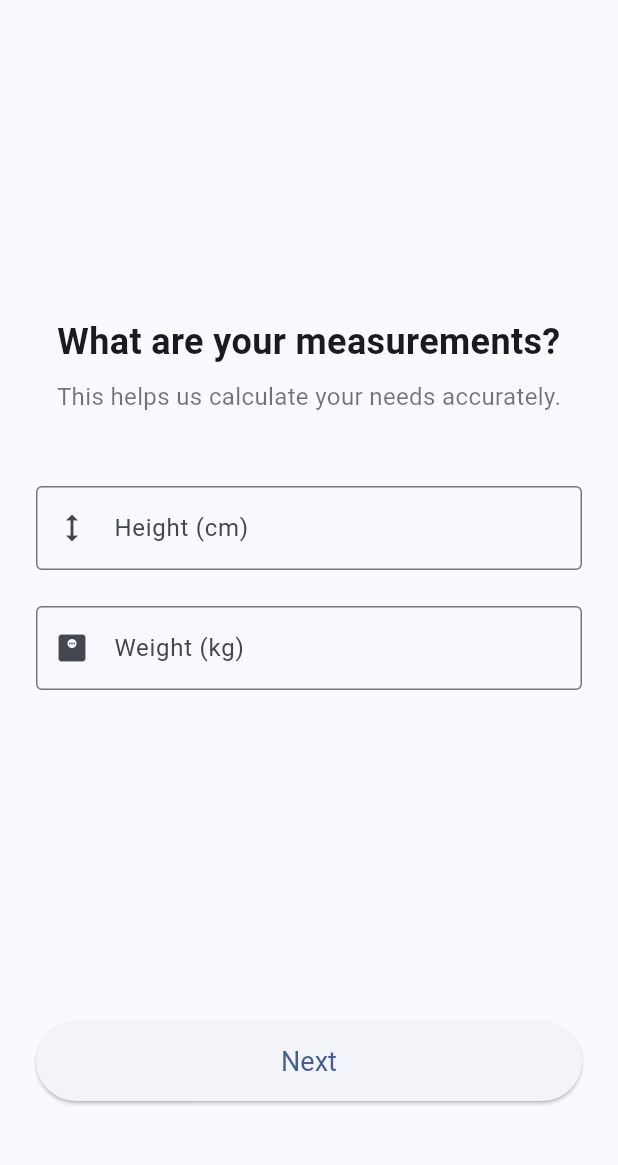
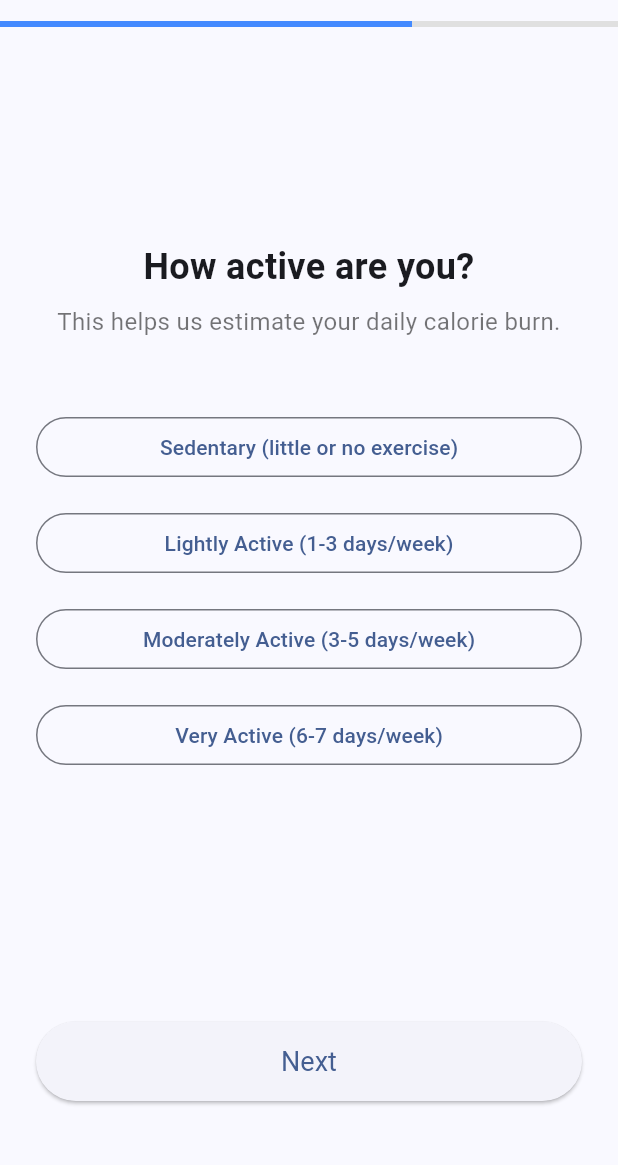
Before and after one commit to devrugu/health_ai_app, a Flutter app: the OnboardingDetailsScreen screen opened directly, after a tap on "Next", on a phone screen of 412 x 824 dp, the part 63-1228 px from its top. Run offline on Flutter 3.47's test engine with Material 3 defaults, Android fonts, the phone set to English and light mode, and no system bars.

Commit message:
feat(onboarding): Add activity and goal steps, implement page navigation

```diff
--- a/lib/src/features/onboarding/presentation/screens/onboarding_details_screen.dart
+++ b/lib/src/features/onboarding/presentation/screens/onboarding_details_screen.dart
@@ -1,7 +1,9 @@
 // lib/src/features/onboarding/presentation/screens/onboarding_details_screen.dart
 
 import 'package:flutter/material.dart';
-import 'package:health_ai_app/src/features/onboarding/presentation/widgets/metric_input_step.dart'; // Make sure this path is correct
+import 'package:health_ai_app/src/features/onboarding/presentation/widgets/metric_input_step.dart';
+import 'package:health_ai_app/src/features/onboarding/presentation/widgets/activity_level_step.dart';
+import 'package:health_ai_app/src/features/onboarding/presentation/widgets/goal_selection_step.dart';
 
 class OnboardingDetailsScreen extends StatefulWidget {
   const OnboardingDetailsScreen({super.key});
@@ -11,51 +13,82 @@ class OnboardingDetailsScreen extends StatefulWidget {
 }
 
 class _OnboardingDetailsScreenState extends State<OnboardingDetailsScreen> {
-  // A controller to manage the pages in the PageView
   final PageController _pageController = PageController();
 
-  // A list of all our question widgets (steps)
-  // For now, it only has one step. We will add more later.
+  // NEW: A variable to keep track of the current page index
+  int _currentPageIndex = 0;
+
+  // NEW: Update the list to include all our new steps
   final List<Widget> _onboardingSteps = [
     const MetricInputStep(),
-    // We can add more steps here like:
-    // const GoalSelectionStep(),
-    // const ActivityLevelStep(),
+    const ActivityLevelStep(),
+    const GoalSelectionStep(),
   ];
 
   @override
+  void initState() {
+    super.initState();
+    // NEW: Add a listener to the page controller to update our index variable
+    _pageController.addListener(() {
+      setState(() {
+        _currentPageIndex = _pageController.page?.round() ?? 0;
+      });
+    });
+  }
+
+  @override
   void dispose() {
-    _pageController.dispose(); // Clean up the controller when the widget is removed
+    _pageController.dispose();
     super.dispose();
   }
 
   @override
   Widget build(BuildContext context) {
+    // NEW: Determine if the current page is the last one
+    final isLastPage = _currentPageIndex == _onboardingSteps.length - 1;
+
     return Scaffold(
       appBar: AppBar(
-        // The title in the top bar
         title: const Text('Your Details'),
-        // A back button is automatically added by Flutter
+        // NEW: Add a progress indicator in the app bar
+        bottom: PreferredSize(
+          preferredSize: const Size.fromHeight(4.0),
+          child: LinearProgressIndicator(
+            value: (_currentPageIndex + 1) / _onboardingSteps.length,
+            backgroundColor: Colors.grey[300],
+            valueColor: const AlwaysStoppedAnimation<Color>(Colors.blueAccent),
+          ),
+        ),
       ),
       body: PageView(
         controller: _pageController,
-        // This disables swiping. We want users to use the buttons.
+        // The user can no longer swipe to change pages
         physics: const NeverScrollableScrollPhysics(),
         children: _onboardingSteps,
       ),
-      // Bottom navigation bar for the next/finish buttons
       bottomNavigationBar: Padding(
         padding: const EdgeInsets.all(24.0).copyWith(bottom: 48),
         child: ElevatedButton(
           onPressed: () {
-            // Logic to move to the next page or finish
-            print('Next / Finish button pressed');
+            // NEW: Logic to navigate or finish
+            if (isLastPage) {
+              // This is the finish button
+              print('Onboarding complete!');
+              // Later, we will navigate to the main app dashboard here.
+            } else {
+              // This is the next button
+              _pageController.nextPage(
+                duration: const Duration(milliseconds: 300),
+                curve: Curves.easeInOut,
+              );
+            }
           },
           style: ElevatedButton.styleFrom(
             padding: const EdgeInsets.symmetric(vertical: 16),
             textStyle: const TextStyle(fontSize: 18),
           ),
-          child: const Text('Next'), // This text will change on the last page
+          // NEW: Change the button text based on the current page
+          child: Text(isLastPage ? 'Finish' : 'Next'),
         ),
       ),
     );
--- /dev/null
+++ b/lib/src/features/onboarding/presentation/widgets/activity_level_step.dart
@@ -0,0 +1,54 @@
+// lib/src/features/onboarding/presentation/widgets/activity_level_step.dart
+
+import 'package:flutter/material.dart';
+
+class ActivityLevelStep extends StatelessWidget {
+  const ActivityLevelStep({super.key});
+
+  @override
+  Widget build(BuildContext context) {
+    return Padding(
+      padding: const EdgeInsets.symmetric(horizontal: 24.0),
+      child: Column(
+        mainAxisAlignment: MainAxisAlignment.center,
+        crossAxisAlignment: CrossAxisAlignment.stretch,
+        children: [
+          const Text(
+            'How active are you?',
+            textAlign: TextAlign.center,
+            style: TextStyle(fontSize: 24, fontWeight: FontWeight.bold),
+          ),
+          const SizedBox(height: 8),
+          const Text(
+            'This helps us estimate your daily calorie burn.',
+            textAlign: TextAlign.center,
+            style: TextStyle(fontSize: 16, color: Colors.black54),
+          ),
+          const SizedBox(height: 48),
+
+          // We will use OutlinedButtons for selection.
+          // In a later step, we'll make them selectable.
+          OutlinedButton(
+            onPressed: () {},
+            child: const Text('Sedentary (little or no exercise)'),
+          ),
+          const SizedBox(height: 16),
+          OutlinedButton(
+            onPressed: () {},
+            child: const Text('Lightly Active (1-3 days/week)'),
+          ),
+          const SizedBox(height: 16),
+          OutlinedButton(
+            onPressed: () {},
+            child: const Text('Moderately Active (3-5 days/week)'),
+          ),
+           const SizedBox(height: 16),
+          OutlinedButton(
+            onPressed: () {},
+            child: const Text('Very Active (6-7 days/week)'),
+          ),
+        ],
+      ),
+    );
+  }
+}
--- /dev/null
+++ b/lib/src/features/onboarding/presentation/widgets/goal_selection_step.dart
@@ -0,0 +1,41 @@
+// lib/src/features/onboarding/presentation/widgets/goal_selection_step.dart
+
+import 'package:flutter/material.dart';
+
+class GoalSelectionStep extends StatelessWidget {
+  const GoalSelectionStep({super.key});
+
+  @override
+  Widget build(BuildContext context) {
+    return Padding(
+      padding: const EdgeInsets.symmetric(horizontal: 24.0),
+      child: Column(
+        mainAxisAlignment: MainAxisAlignment.center,
+        crossAxisAlignment: CrossAxisAlignment.stretch,
+        children: [
+          const Text(
+            'What is your primary goal?',
+            textAlign: TextAlign.center,
+            style: TextStyle(fontSize: 24, fontWeight: FontWeight.bold),
+          ),
+          const SizedBox(height: 8),
+          const Text(
+            'We will create a personalized plan to help you achieve it.',
+            textAlign: TextAlign.center,
+            style: TextStyle(fontSize: 16, color: Colors.black54),
+          ),
+          const SizedBox(height: 48),
+
+          // Buttons for each goal
+          OutlinedButton(onPressed: () {}, child: const Text('Lose Weight')),
+          const SizedBox(height: 16),
+          OutlinedButton(onPressed: () {}, child: const Text('Gain Weight')),
+          const SizedBox(height: 16),
+          OutlinedButton(onPressed: () {}, child: const Text('Build Muscle')),
+           const SizedBox(height: 16),
+          OutlinedButton(onPressed: () {}, child: const Text('Get Fit & Healthy')),
+        ],
+      ),
+    );
+  }
+}
```
